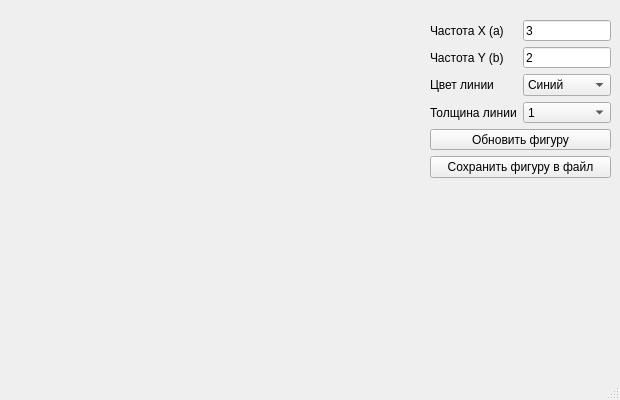
Qt form main_window.ui (AndreiK10/TestMSU) before a commit.
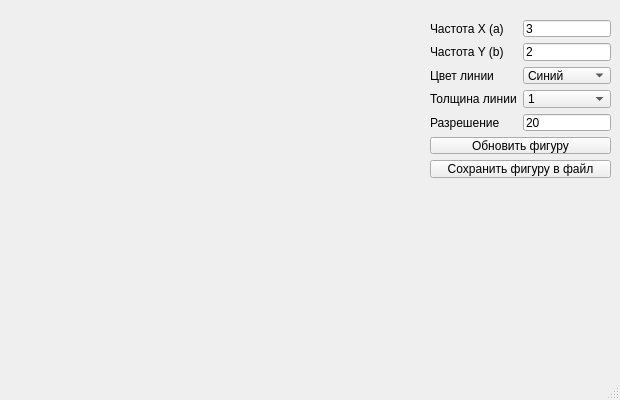
The same form after that commit.

The edit to the form file:
```diff
--- a/main_window.ui
+++ b/main_window.ui
@@ -31,6 +31,13 @@
        </property>
       </widget>
      </item>
+     <item row="4" column="1">
+      <widget class="QLineEdit" name="freq_rezol_lineedit">
+       <property name="text">
+        <string>20</string>
+       </property>
+      </widget>
+     </item>
      <item row="1" column="0">
       <widget class="QLabel" name="label_2">
        <property name="text">
@@ -107,14 +114,21 @@
        </item>
       </widget>
      </item>
-     <item row="4" column="0" colspan="2">
+     <item row="4" column="0">
+      <widget class="QLabel" name="label_5">
+       <property name="text">
+        <string>Разрешение</string>
+       </property>
+      </widget>
+     </item>
+     <item row="5" column="0" colspan="2">
       <widget class="QPushButton" name="plot_button">
        <property name="text">
         <string>Обновить фигуру</string>
        </property>
       </widget>
      </item>
-     <item row="5" column="0" colspan="2">
+     <item row="6" column="0" colspan="2">
       <widget class="QPushButton" name="save_button">
        <property name="text">
         <string>Сохранить фигуру в файл</string>
```
